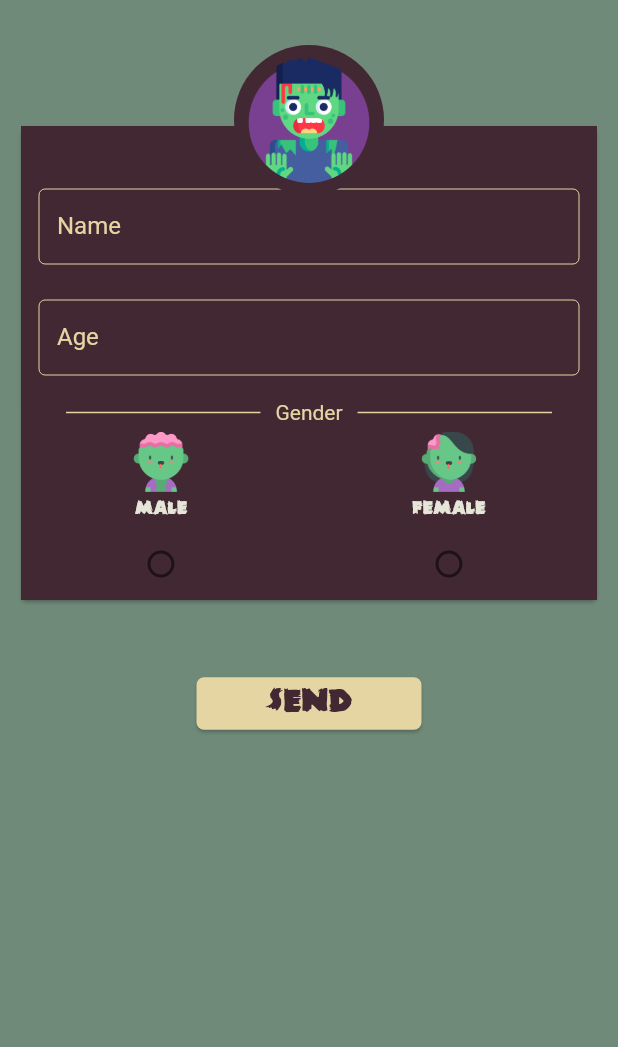
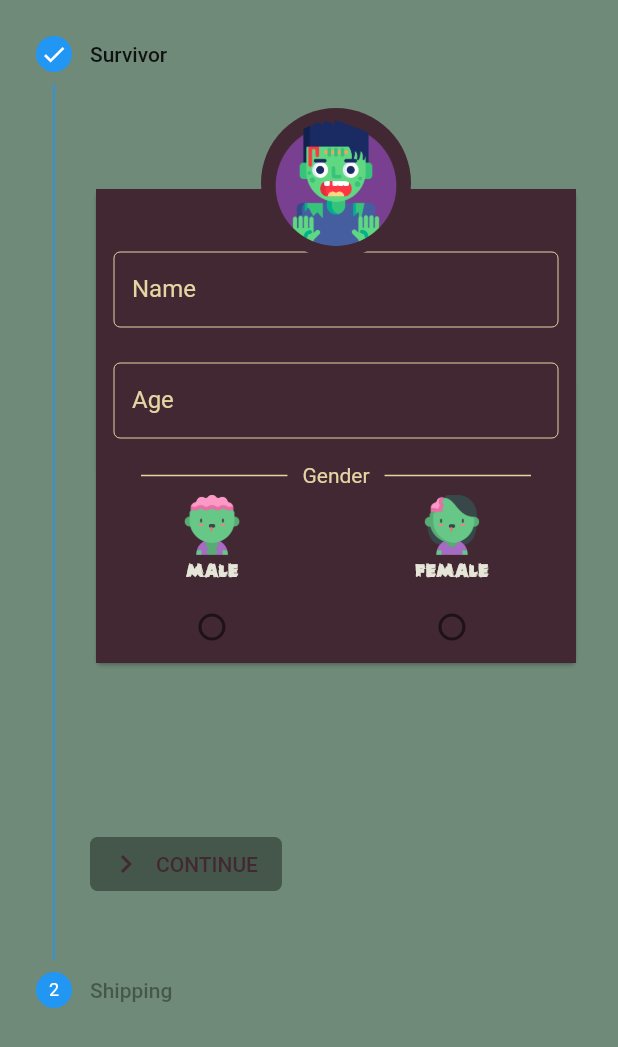
Before and after one commit to Brunorock22/t-virus-flutter, a Flutter app: the screen it shows after launch, after a tap on "START", on a phone screen of 412 x 824 dp. Shown: the top 1047 px of the screen. Run offline on Flutter 3.47's test engine with Material 2 defaults, Android fonts, the phone set to English and light mode, and no system bars; our stand-ins replace circular_check_box, flushbar, geolocator.

Commit message:
refactoring stepper controller

```diff
--- a/lib/main.dart
+++ b/lib/main.dart
@@ -1,5 +1,5 @@
 import 'package:flutter/material.dart';
-import 'package:t_virus/ui/register_survivor.dart';
+import 'file:///D:/Multimidia/Projetos/t_virus/lib/ui/stepper_register_survivor/stepper_register_survivor_controller.dart';
 import 'package:t_virus/ui/welcome_page.dart';
 
 import 'ui/shared/app_colors.dart';
@@ -17,14 +17,16 @@ class MyApp extends StatelessWidget {
         primaryColor: primaryColor,
         accentColor: accentColor,
         buttonTheme: ButtonThemeData(
-          buttonColor: accentColor,
-
-        ),
+          textTheme: ButtonTextTheme.accent,
+            buttonColor: accentColor,
+            shape: RoundedRectangleBorder(
+              borderRadius: new BorderRadius.circular(5.0),
+              //side: BorderSide(color: Colors.brown),
+            )),
       ),
       initialRoute: '/welcome_page',
       routes: {
         '/welcome_page': (context) => WelcomePage(),
-        '/register_survivor': (context) => RegisterSurvivor(),
       },
     );
   }
--- /dev/null
+++ b/lib/ui/stepper_register_survivor/stepper_register_survivor_controller.dart
@@ -0,0 +1,117 @@
+import 'package:flutter/material.dart';
+import 'package:t_virus/ui/shared/app_colors.dart';
+
+
+import 'steps/step_survivor_information.dart';
+import 'steps/step_survivor_supplies.dart';
+
+class StepperRegisterSuvivorController extends StatefulWidget {
+  @override
+  _StepperRegisterSuvivorControllerState createState() =>
+      _StepperRegisterSuvivorControllerState();
+}
+
+class _StepperRegisterSuvivorControllerState
+    extends State<StepperRegisterSuvivorController> {
+  bool maleCheck = false;
+  bool femaleCheck = false;
+  int _currentStep = 0;
+
+  final TextEditingController survivorName = TextEditingController();
+  final TextEditingController survivorAge = TextEditingController();
+
+  @override
+  Widget build(BuildContext context) {
+    //Size of cicle container with the app icon
+    final double circleRadius = 100.0;
+    final double circleBorderWidth = 8.0;
+
+    return Scaffold(
+      backgroundColor: secondaryColor,
+      body: new Stepper(
+          type: StepperType.vertical,
+          currentStep: _currentStep,
+          onStepTapped: (int step) => setState(() => _currentStep = step),
+          onStepContinue:
+              _currentStep < 1 ? () => setState(() => _currentStep += 1) : null,
+          onStepCancel:
+              _currentStep > 0 ? () => setState(() => _currentStep -= 1) : null,
+          controlsBuilder: (BuildContext context,
+              {VoidCallback onStepContinue, VoidCallback onStepCancel}) {
+            return Padding(
+              padding: const EdgeInsets.only(top: 16.0),
+              child: Row(
+                mainAxisSize: MainAxisSize.max,
+                mainAxisAlignment: MainAxisAlignment.start,
+                children: <Widget>[
+                  RaisedButton.icon(
+                    icon: Icon(
+                      Icons.navigate_next,
+                      color: primaryColor,
+                    ),
+                    onPressed: onStepContinue,
+                    label: Text('CONTINUE'),
+                    textColor: primaryColor,
+                    color: accentColor,
+                  ),
+                ],
+              ),
+            );
+          },
+          steps: <Step>[
+            new Step(
+              title: new Text('Survivor'),
+              isActive: _currentStep >= 0,
+              state:
+                  _currentStep >= 0 ? StepState.complete : StepState.disabled,
+              content: StepSurvivorInformation(),
+            ),
+            Step(
+              title: new Text('Shipping'),
+              content: StepSurvivorSupplies(),
+              isActive: _currentStep >= 0,
+              state:
+                  _currentStep >= 1 ? StepState.complete : StepState.disabled,
+            )
+          ]),
+    );
+  }
+
+  Widget _divider() {
+    return Container(
+      margin: EdgeInsets.symmetric(vertical: 5),
+      child: Row(
+        children: <Widget>[
+          SizedBox(
+            width: 20,
+          ),
+          Expanded(
+            child: Padding(
+              padding: EdgeInsets.symmetric(horizontal: 10),
+              child: Divider(
+                color: accentColor,
+                thickness: 1,
+              ),
+            ),
+          ),
+          Text(
+            'Gender',
+            style: TextStyle(color: accentColor),
+          ),
+          Expanded(
+            child: Padding(
+              padding: EdgeInsets.symmetric(horizontal: 10),
+              child: Divider(
+                color: accentColor,
+                thickness: 1,
+              ),
+            ),
+          ),
+          SizedBox(
+            width: 20,
+          ),
+        ],
+      ),
+    );
+  }
+}
--- /dev/null
+++ b/lib/ui/stepper_register_survivor/steps/step_survivor_information.dart
@@ -0,0 +1,186 @@
+import 'package:circular_check_box/circular_check_box.dart';
+import 'package:flutter/material.dart';
+import 'package:flutter/widgets.dart';
+import 'package:t_virus/ui/shared/app_colors.dart';
+import 'package:t_virus/ui/widgets/custom_outline_text_field.dart';
+
+class StepSurvivorInformation extends StatefulWidget {
+  @override
+  _StepSurvivorInformationState createState() => _StepSurvivorInformationState();
+}
+
+class _StepSurvivorInformationState extends State<StepSurvivorInformation> {
+  bool maleCheck = false;
+  bool femaleCheck = false;
+
+  final TextEditingController survivorName = TextEditingController();
+  final TextEditingController survivorAge = TextEditingController();
+
+  final double circleRadius = 100.0;
+  final double circleBorderWidth = 8.0;
+
+  @override
+  Widget build(BuildContext context) {
+    return  Column(
+      mainAxisAlignment: MainAxisAlignment.center,
+      children: <Widget>[
+        Stack(
+          alignment: Alignment.topCenter,
+          children: <Widget>[
+            Padding(
+              padding: EdgeInsets.only(top: circleRadius / 2.0),
+              child: Card(
+                child: ColoredBox(
+                  color: primaryColor,
+                  child: Padding(
+                    padding: const EdgeInsets.only(top: 30.0),
+                    child: Column(
+                      children: <Widget>[
+                        showMaterialTextFiel(survivorName, "Name",
+                            heigth: 50),
+                        showMaterialTextFiel(survivorAge, "Age",
+                            heigth: 50,
+                            inputType: TextInputType.number,
+                            maxLength: 3),
+                        _divider(),
+                        _genderCheckBox()
+                      ],
+                    ),
+                  ),
+                ),
+                color: Colors.white,
+              ),
+            ),
+            Container(
+              width: circleRadius,
+              height: circleRadius,
+              decoration: ShapeDecoration(
+                  shape: CircleBorder(), color: primaryColor),
+              child: Padding(
+                padding: EdgeInsets.all(circleBorderWidth),
+                child: DecoratedBox(
+                  decoration: ShapeDecoration(
+                      shape: CircleBorder(),
+                      image: DecorationImage(
+                          fit: BoxFit.cover,
+                          image: AssetImage(
+                            'images/ic_zombie_circular.png',
+                          ))),
+                ),
+              ),
+            )
+          ],
+        ),
+        SizedBox(
+          height: 40,
+        ),
+        SizedBox(
+          height: 50,
+        ),
+      ],
+    );
+  }
+  Widget _divider() {
+    return Container(
+      margin: EdgeInsets.symmetric(vertical: 5),
+      child: Row(
+        children: <Widget>[
+          SizedBox(
+            width: 20,
+          ),
+          Expanded(
+            child: Padding(
+              padding: EdgeInsets.symmetric(horizontal: 10),
+              child: Divider(
+                color: accentColor,
+                thickness: 1,
+              ),
+            ),
+          ),
+          Text(
+            'Gender',
+            style: TextStyle(color: accentColor),
+          ),
+          Expanded(
+            child: Padding(
+              padding: EdgeInsets.symmetric(horizontal: 10),
+              child: Divider(
+                color: accentColor,
+                thickness: 1,
+              ),
+            ),
+          ),
+          SizedBox(
+            width: 20,
+          ),
+        ],
+      ),
+    );
+  }
+
+  Widget _genderCheckBox() {
+    return Row(
+      mainAxisAlignment: MainAxisAlignment.spaceAround,
+      children: [
+        Column(
+          children: [
+            Image.asset(
+              "images/ic_zombie_male.png",
+              width: 40,
+            ),
+            Padding(
+              padding: const EdgeInsets.all(5.0),
+              child: Text(
+                "Male",
+                style: TextStyle(color: textsColor, fontFamily: "ZOMBIE"),
+              ),
+            ),
+            CircularCheckBox(
+                value: maleCheck,
+                materialTapTargetSize: MaterialTapTargetSize.padded,
+                onChanged: (bool touched) {
+                  setState(() {
+                    if (touched) {
+                      maleCheck = touched;
+                      femaleCheck = false;
+                    } else {
+                      maleCheck = touched;
+                      femaleCheck = true;
+                    }
+                  });
+                }),
+          ],
+        ),
+        Column(
+          children: [
+            Image.asset(
+              "images/ic_zombie_female.png",
+              width: 40,
+            ),
+            Padding(
+              padding: const EdgeInsets.all(5.0),
+              child: Text(
+                "Female",
+                style: TextStyle(color: textsColor, fontFamily: "ZOMBIE"),
+              ),
+            ),
+            CircularCheckBox(
+                value: femaleCheck,
+                materialTapTargetSize: MaterialTapTargetSize.padded,
+                onChanged: (bool touched) {
+                  setState(() {
+                    if (touched) {
+                      femaleCheck = touched;
+                      maleCheck = false;
+                    } else {
+                      femaleCheck = touched;
+                      maleCheck = true;
+                    }
+                  });
+                }),
+          ],
+        ),
+      ],
+    );
+  }
+}
--- a/lib/ui/register_survivor.dart
+++ b/lib/ui/stepper_register_survivor/steps/step_survivor_supplies.dart
@@ -1,36 +1,30 @@
 import 'package:circular_check_box/circular_check_box.dart';
 import 'package:flutter/material.dart';
+import 'package:flutter/widgets.dart';
 import 'package:geolocator/geolocator.dart';
 import 'package:t_virus/core/service/gps_service.dart';
 import 'package:t_virus/ui/shared/app_colors.dart';
 import 'package:t_virus/ui/widgets/custom_outline_text_field.dart';
+import 'package:t_virus/ui/widgets/flushbar_custom.dart';
 
-import 'widgets/flushbar_custom.dart';
-
-class RegisterSurvivor extends StatefulWidget {
+class StepSurvivorSupplies extends StatefulWidget {
   @override
-  _RegisterSurvivorState createState() => _RegisterSurvivorState();
+  _StepSurvivorSuppliesState createState() => _StepSurvivorSuppliesState();
 }
 
-class _RegisterSurvivorState extends State<RegisterSurvivor> {
+class _StepSurvivorSuppliesState extends State<StepSurvivorSupplies> {
   bool maleCheck = false;
   bool femaleCheck = false;
+
   final TextEditingController survivorName = TextEditingController();
   final TextEditingController survivorAge = TextEditingController();
 
-  @override
-  Widget build(BuildContext context) {
-    //Size of cicle container with the app icon
   final double circleRadius = 100.0;
   final double circleBorderWidth = 8.0;
 
-    return Scaffold(
-      backgroundColor: secondaryColor,
-      body: ListView(
-        children: [
-          Padding(
-            padding: EdgeInsets.only(right: 10, left: 10, top: 30),
-            child: Column(
+  @override
+  Widget build(BuildContext context) {
+    return  Column(
       mainAxisAlignment: MainAxisAlignment.center,
       children: <Widget>[
         Stack(
@@ -83,23 +77,12 @@ class _RegisterSurvivorState extends State<RegisterSurvivor> {
         SizedBox(
           height: 40,
         ),
-                sendButton(
-                    textColor: primaryColor,
-                    title: 'SEND',
-                    fontFamily: "ZOMBIE",
-                    navigateToScreen: RegisterSurvivor(),
-                    context: context),
         SizedBox(
           height: 50,
         ),
       ],
-            ),
-          ),
-        ],
-      ),
     );
   }
-
   Widget _divider() {
     return Container(
       margin: EdgeInsets.symmetric(vertical: 5),
@@ -231,19 +214,39 @@ class _RegisterSurvivorState extends State<RegisterSurvivor> {
 
   void verifyField() {
     if (survivorName.text == "") {
-      FlusBarCustom("Fill the field Name.", context, Icon(Icons.error, color: errorColor,)).flushbar();
-    }else if (survivorAge.text == "") {
-      FlusBarCustom("Fill the field Age.", context, Icon(Icons.error, color: errorColor,)).flushbar();
-    }else if(!femaleCheck && !maleCheck){
-      FlusBarCustom("Check the Gender box..", context, Icon(Icons.error, color: errorColor,)).flushbar();
-    }else{
-      getUserLocation().then((value) => print(value));
-
+      FlusBarCustom(
+          "Fill the field Name.",
+          context,
+          Icon(
+            Icons.error,
+            color: errorColor,
+          )).flushbar();
+    } else if (survivorAge.text == "") {
+      FlusBarCustom(
+          "Fill the field Age.",
+          context,
+          Icon(
+            Icons.error,
+            color: errorColor,
+          )).flushbar();
+    } else if (!femaleCheck && !maleCheck) {
+      FlusBarCustom(
+          "Check the Gender box..",
+          context,
+          Icon(
+            Icons.error,
+            color: errorColor,
+          )).flushbar();
+    } else {
+      getUserLocation().then((value) {
+//        Navigator.push(
+//            context, MaterialPageRoute(builder: (context) => StepperWidget()));
+      });
     }
   }
 
-  Future<Position> getUserLocation() async{
-    GPSService gpsService =  GPSService();
+  Future<Position> getUserLocation() async {
+    GPSService gpsService = GPSService();
     return gpsService.getUserLocation();
   }
 }
--- a/lib/ui/welcome_page.dart
+++ b/lib/ui/welcome_page.dart
@@ -2,7 +2,7 @@ import 'package:flutter/material.dart';
 import 'package:flutter/widgets.dart';
 import 'package:t_virus/core/util/utils.dart';
 
-import 'register_survivor.dart';
+import 'stepper_register_survivor/stepper_register_survivor_controller.dart';
 import 'shared/app_colors.dart';
 import 'widgets/custom_material_button.dart';
 
@@ -68,7 +68,7 @@ class WelcomePage extends StatelessWidget{
                         ),
                       ),
                       customMaterialButton(
-                          title: 'START', fontFamily: "ZOMBIETEXT", navigateToScreen: RegisterSurvivor(),context: mContext,backgroundColor: secondaryColor)
+                          title: 'START', fontFamily: "ZOMBIETEXT", navigateToScreen: StepperRegisterSuvivorController(),context: mContext,backgroundColor: secondaryColor)
                     ],
                   ),
                 ),
```
Also changed, not shown: lib/ui/widgets/stepper_widget.dart (added, +47 -0 lines). Lines whose indentation alone changed are shown as unchanged.
